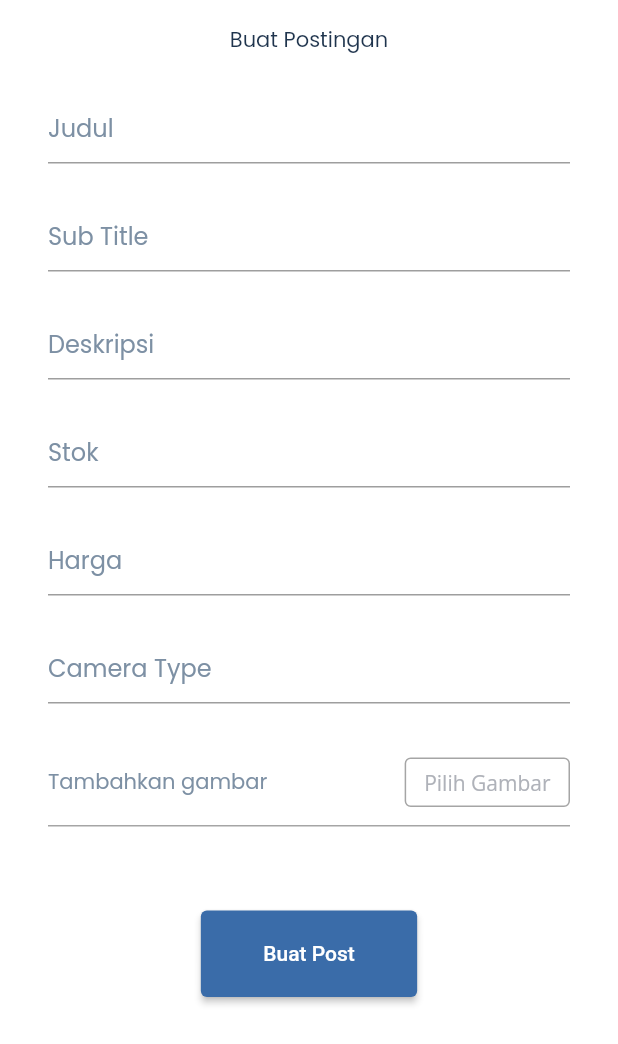
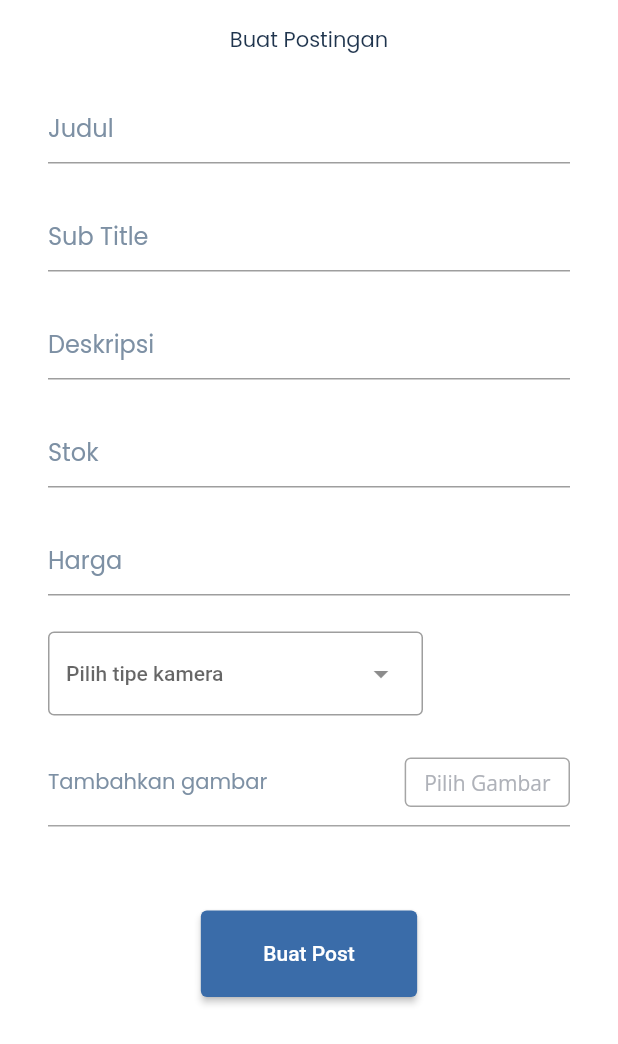
Before and after one commit to putradwi06/rental-camera-admin, a Flutter app: the AddPostCameraScreen screen opened directly, on a phone screen of 412 x 824 dp. Shown: the top 1044 px of the screen. Run offline on Flutter 3.47's test engine with Material 2 defaults, Android fonts, the phone set to English and light mode, and no system bars; drawn by our look-alikes of loading_overlay; our stand-ins replace cloud_firestore, equatable, file_picker, firebase_core, firebase_storage, google_fonts and 1 more; accounts and stored records are empty.

Commit message:
Update terbaru 02/07/2023

```diff
--- a/lib/main.dart
+++ b/lib/main.dart
@@ -1,5 +1,6 @@
 import 'package:firebase_core/firebase_core.dart';
 import 'package:flutter/material.dart';
+import 'package:intl/date_symbol_data_local.dart';
 import 'package:provider/provider.dart';
 import 'package:rental_camera_admin/screens/dashboard_screen.dart';
 import 'package:responsive_sizer/responsive_sizer.dart';
@@ -8,7 +9,6 @@ import 'menu_app_controller.dart';
 
 void main() async {
   WidgetsFlutterBinding.ensureInitialized();
-
   try {
     await Firebase.initializeApp(
       options: const FirebaseOptions(
@@ -24,6 +24,8 @@ void main() async {
       await Firebase.initializeApp();
     }
   }
+  await initializeDateFormatting('id');
+
   runApp(const MyApp());
 }
 
--- a/lib/screens/add_post_camera_screen.dart
+++ b/lib/screens/add_post_camera_screen.dart
@@ -118,14 +118,20 @@ class _AddPostCameraScreenState extends State<AddPostCameraScreen> {
                   decoration: InputDecoration(
                       hintText: "Harga", hintStyle: greyTextStyle),
                 ),
-                const SizedBox(height: 24),
-                TextField(
-                  controller: cameraTypeController,
-                  style: blackTextStyle,
-                  decoration: InputDecoration(
-                      hintText: "Camera Type", hintStyle: greyTextStyle),
-                ),
-                const SizedBox(height: 24),
+                 const SizedBox(height: 24),
+                 Align(
+                   alignment: AlignmentDirectional.topStart,
+                   child: DropdownMenu(
+                     width: 250,
+                     controller: cameraTypeController,
+                     hintText: "Pilih tipe kamera",
+                       dropdownMenuEntries: const [
+                    DropdownMenuEntry(value: "Sony", label: "Sony"),
+                    DropdownMenuEntry(value: "Cannon", label: "Cannon"),
+                    DropdownMenuEntry(value: "Fuji", label: "Fuji"),
+                ]),
+                 ),
+                const SizedBox(height: 16),
                 Container(
                   alignment: Alignment.centerLeft,
                   padding: const EdgeInsets.symmetric(vertical: 12),
--- a/pubspec.yaml
+++ b/pubspec.yaml
@@ -19,6 +19,8 @@ dependencies:
   loading_overlay: ^0.3.0
   firebase_storage: ^11.2.2
   equatable: ^2.0.5
+  intl: ^0.18.1
+
 
 dev_dependencies:
   flutter_test:
```
Also changed, not shown: lib/repository/admin_repository.dart (+21 -4 lines), lib/screens/approval_rental_cameras_screen.dart (+12 -0 lines), lib/screens/expired_rental_cameras_screen.dart (deleted, +0 -17 lines), lib/screens/list_camera_screen.dart (+47 -9 lines), pubspec.lock.
